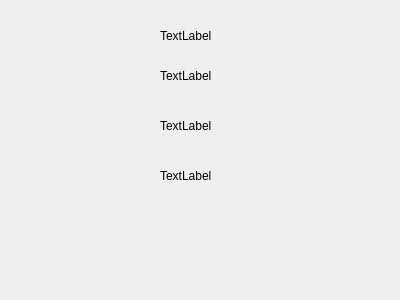
This is StudyGroupFormer/AllGroups.ui in vu035/StudyGroupApp as Qt 5 draws it before an edit. The edited form follows.
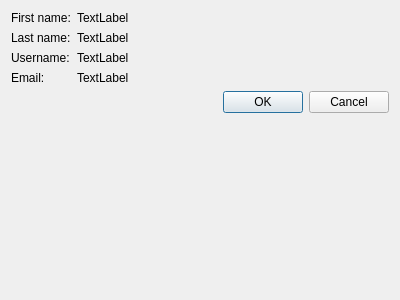
This is the edited form.

```diff
--- a/StudyGroupFormer/AllGroups.ui
+++ b/StudyGroupFormer/AllGroups.ui
@@ -13,58 +13,74 @@
   <property name="windowTitle">
    <string>Form</string>
   </property>
-  <widget class="QLabel" name="firstnamelabel">
-   <property name="geometry">
-    <rect>
-     <x>160</x>
-     <y>20</y>
-     <width>91</width>
-     <height>31</height>
-    </rect>
-   </property>
-   <property name="text">
-    <string>TextLabel</string>
-   </property>
-  </widget>
-  <widget class="QLabel" name="emaillabel">
-   <property name="geometry">
-    <rect>
-     <x>160</x>
-     <y>160</y>
-     <width>91</width>
-     <height>31</height>
-    </rect>
-   </property>
-   <property name="text">
-    <string>TextLabel</string>
-   </property>
-  </widget>
-  <widget class="QLabel" name="usernamelabel">
-   <property name="geometry">
-    <rect>
-     <x>160</x>
-     <y>110</y>
-     <width>91</width>
-     <height>31</height>
-    </rect>
-   </property>
-   <property name="text">
-    <string>TextLabel</string>
-   </property>
-  </widget>
-  <widget class="QLabel" name="lastnamelabel">
-   <property name="geometry">
-    <rect>
-     <x>160</x>
-     <y>60</y>
-     <width>91</width>
-     <height>31</height>
-    </rect>
-   </property>
-   <property name="text">
-    <string>TextLabel</string>
-   </property>
-  </widget>
+  <layout class="QFormLayout" name="formLayout">
+   <item row="0" column="0">
+    <widget class="QLabel" name="label">
+     <property name="text">
+      <string>First name:</string>
+     </property>
+    </widget>
+   </item>
+   <item row="0" column="1">
+    <widget class="QLabel" name="firstnamelabel">
+     <property name="text">
+      <string>TextLabel</string>
+     </property>
+    </widget>
+   </item>
+   <item row="1" column="0">
+    <widget class="QLabel" name="label_2">
+     <property name="text">
+      <string>Last name:</string>
+     </property>
+    </widget>
+   </item>
+   <item row="1" column="1">
+    <widget class="QLabel" name="lastnamelabel">
+     <property name="text">
+      <string>TextLabel</string>
+     </property>
+    </widget>
+   </item>
+   <item row="2" column="0">
+    <widget class="QLabel" name="label_3">
+     <property name="text">
+      <string>Username:</string>
+     </property>
+    </widget>
+   </item>
+   <item row="2" column="1">
+    <widget class="QLabel" name="usernamelabel">
+     <property name="text">
+      <string>TextLabel</string>
+     </property>
+    </widget>
+   </item>
+   <item row="3" column="0">
+    <widget class="QLabel" name="label_4">
+     <property name="text">
+      <string>Email:</string>
+     </property>
+    </widget>
+   </item>
+   <item row="3" column="1">
+    <widget class="QLabel" name="emaillabel">
+     <property name="text">
+      <string>TextLabel</string>
+     </property>
+    </widget>
+   </item>
+   <item row="4" column="1">
+    <widget class="QDialogButtonBox" name="buttonBox">
+     <property name="orientation">
+      <enum>Qt::Horizontal</enum>
+     </property>
+     <property name="standardButtons">
+      <set>QDialogButtonBox::Cancel|QDialogButtonBox::Ok</set>
+     </property>
+    </widget>
+   </item>
+  </layout>
  </widget>
  <resources/>
  <connections/>
```
Left out of the diff: 35 changed lines with no effect on the pictures.
